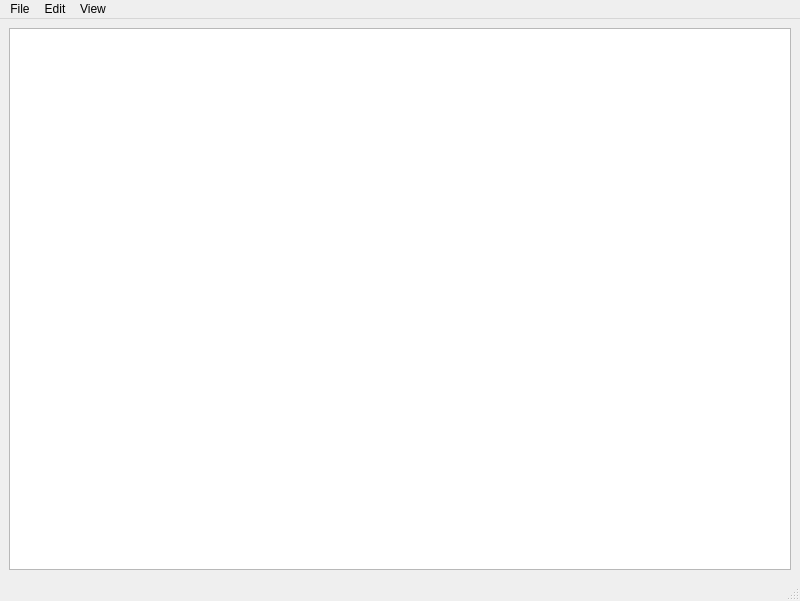
Above: main.ui from wachitorico69/IDE before the change. Below: the same form after it.
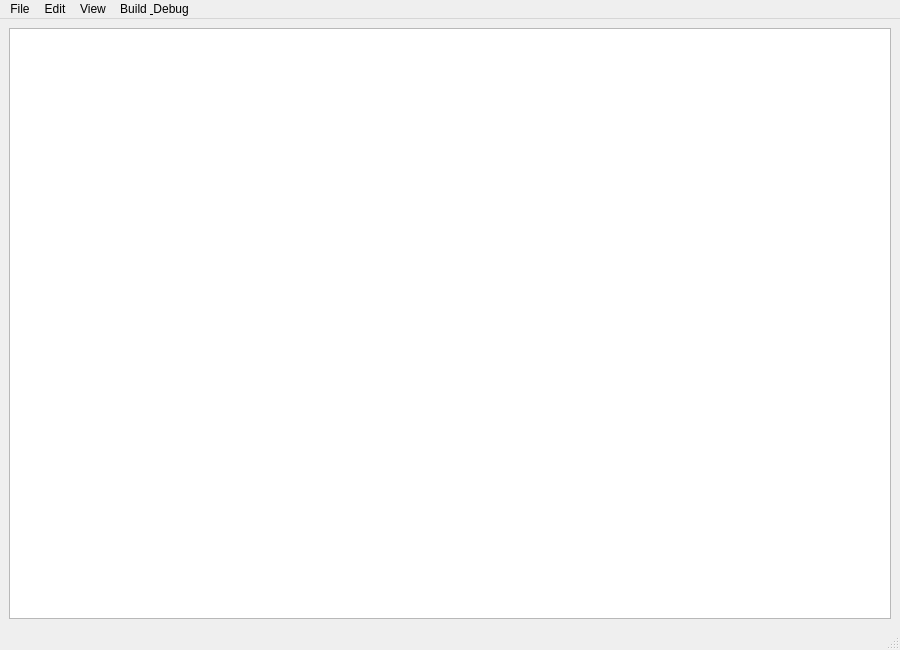
That is the form after the change. Custom widgets are drawn as their Qt base class.

Commit message: build and debug y comentarios a todo

```diff
--- a/main.ui
+++ b/main.ui
@@ -6,29 +6,25 @@
    <rect>
     <x>0</x>
     <y>0</y>
-    <width>800</width>
-    <height>601</height>
+    <width>900</width>
+    <height>650</height>
    </rect>
   </property>
+
   <property name="windowTitle">
    <string>MainWindow</string>
   </property>
   <widget class="QWidget" name="centralwidget">
-   <layout class="QGridLayout" name="gridLayout">
+   <layout class="QGridLayout">
     <item row="0" column="0">
+     <!-- Custom Code Editor -->
      <widget class="CodeEditor" name="textEdit"/>
     </item>
    </layout>
   </widget>
   <widget class="QMenuBar" name="menubar">
-   <property name="geometry">
-    <rect>
-     <x>0</x>
-     <y>0</y>
-     <width>800</width>
-     <height>26</height>
-    </rect>
-   </property>
+
+   <!-- ================= FILE MENU ================= -->
    <widget class="QMenu" name="menuFile">
     <property name="title">
      <string>File</string>
@@ -44,6 +40,8 @@
     <addaction name="separator"/>
     <addaction name="actionExit"/>
    </widget>
+
+   <!-- ================= EDIT MENU ================= -->
    <widget class="QMenu" name="menuEdit">
     <property name="title">
      <string>Edit</string>
@@ -55,6 +53,8 @@
     <addaction name="actionCopy"/>
     <addaction name="actionPaste"/>
    </widget>
+
+   <!-- ================= VIEW MENU ================= -->
    <widget class="QMenu" name="menuView">
     <property name="title">
      <string>View</string>
@@ -77,9 +77,32 @@
     <addaction name="separator"/>
     <addaction name="menuFont_Size"/>
    </widget>
+
+   <!-- ================= BUILD & DEBUG MENU ================= -->
+   <widget class="QMenu" name="menuBuildDebug">
+    <property name="title">
+     <string>Build &amp; Debug</string>
+    </property>
+
+    <addaction name="actionBuildProject"/>
+    <addaction name="actionRebuild"/>
+    <addaction name="actionClean"/>
+    <addaction name="actionBuildSolution"/>
+    <addaction name="separator"/>
+    <addaction name="actionStartDebugging"/>
+    <addaction name="actionStartWithoutDebugging"/>
+    <addaction name="separator"/>
+    <addaction name="actionStopDebugging"/>
+    <addaction name="actionRestartDebugging"/>
+    <addaction name="actionAttachProcess"/>
+   </widget>
+
+   <!-- Add all menus to top bar -->
    <addaction name="menuFile"/>
    <addaction name="menuEdit"/>
    <addaction name="menuView"/>
+   <addaction name="menuBuildDebug"/>
+
   </widget>
   <widget class="QStatusBar" name="statusbar"/>
   <action name="actionNew">
```
Left out of the diff: 192 changed lines with no effect on the pictures. The commit also changes 2 other files.
